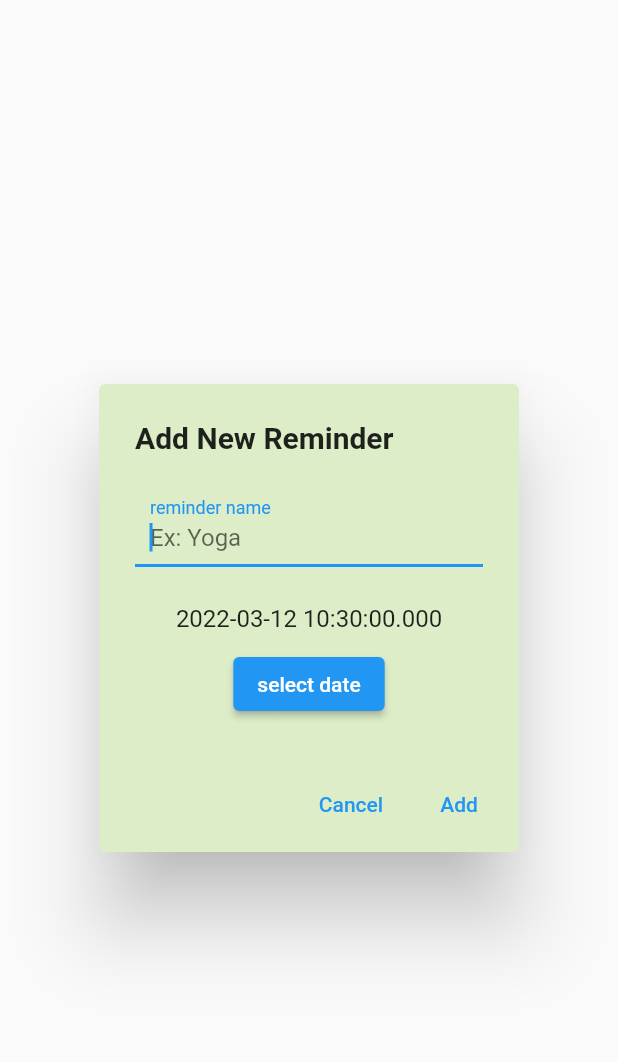
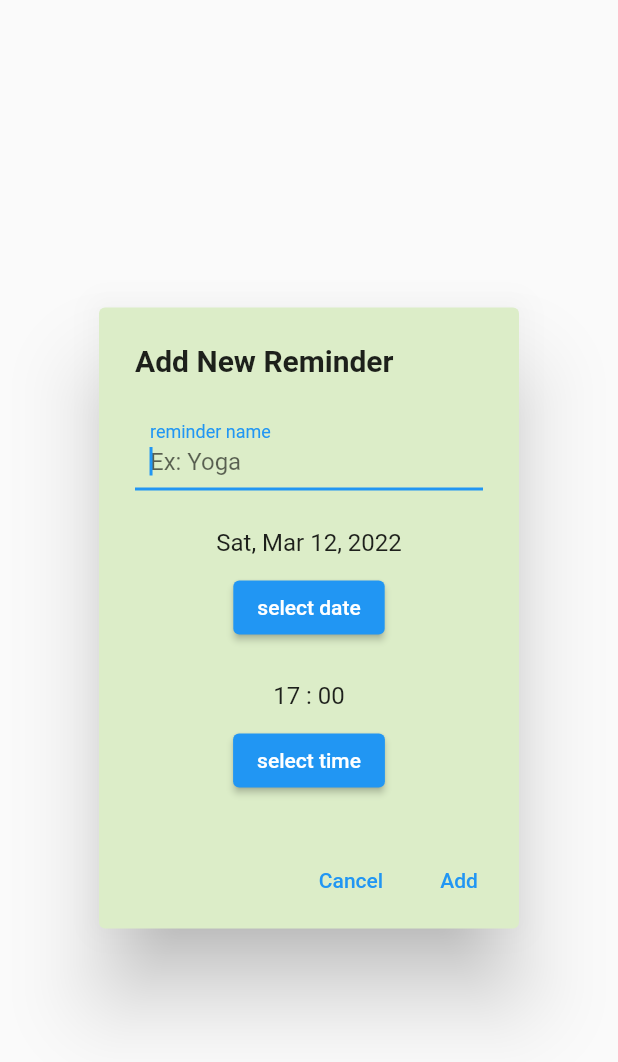
Before and after one commit to KhornSokheng/home_fitness_app, a Flutter app: the AddEvent widget shown alone on an empty page, opened directly, on a phone screen of 412 x 824 dp. Shown: the top 1062 px of the screen. Run offline on Flutter 3.47's test engine with Material 2 defaults, Android fonts, the phone set to English and light mode, and no system bars; our stand-ins replace badges, curved_navigation_bar, font_awesome_flutter.

Commit message:
add time picker, change date time format

```diff
--- a/lib/screens/notification/add_event.dart
+++ b/lib/screens/notification/add_event.dart
@@ -1,6 +1,7 @@
 import 'package:flutter/cupertino.dart';
 import 'package:flutter/material.dart';
 import 'package:home_fitness/models/event.dart';
+import 'package:intl/intl.dart';
 
 class AddEvent extends StatefulWidget {
   const AddEvent({Key? key}) : super(key: key);
@@ -12,6 +13,11 @@ class AddEvent extends StatefulWidget {
 class _AddEventState extends State<AddEvent> {
 
   DateTime date = DateTime.now();
+
+  TimeOfDay time = TimeOfDay(hour: 17, minute: 00);
+
+
+
 
   late TextEditingController eventNameController;
   @override
@@ -66,7 +72,7 @@ class _AddEventState extends State<AddEvent> {
 
             ),
             SizedBox(height: 25,),
-            Text('$date'),
+            Text(DateFormat.yMMMEd().format(date)),
             SizedBox(height: 10,),
             ElevatedButton(
                 child: Text('select date'),
@@ -92,7 +98,31 @@ class _AddEventState extends State<AddEvent> {
                     date = selectedDate;
                   });
                 },
-            )
+            ),
+            SizedBox(height: 25,),
+            Text('${time.hour} : ${time.minute.toString()=='0' ? '00':time.minute.toString()}'),
+            SizedBox(height: 10,),
+            ElevatedButton(
+              child: Text('select time'),
+              onPressed: () async {
+                TimeOfDay? selectedTime = await showTimePicker(
+
+                    context: context,
+                    initialTime: time,
+                    // firstDate: date,
+                    // lastDate: DateTime(2100)
+                );
+
+
+                if(selectedTime != null) {
+                  setState(() {
+                    time = selectedTime;
+                  });
+                  return;
+                }
+
+              },
+            ),
 
           ],
         )
@@ -103,7 +133,10 @@ class _AddEventState extends State<AddEvent> {
   }
   void submit(){
     // print(eventNameController.text);
-    Event e = Event(name: eventNameController.text, date: date, status: 'new');
+    Event e = Event(
+        name: eventNameController.text,
+        date: DateTime(date.year,date.month,date.day,time.hour,time.minute),
+        status: 'new');
     Navigator.of(context).pop(e);
 
     // eventNameController.clear();
--- a/pubspec.yaml
+++ b/pubspec.yaml
@@ -38,6 +38,7 @@ dependencies:
   curved_navigation_bar: ^1.0.3
   font_awesome_flutter: ^9.2.0
   badges: ^2.0.2
+  intl: ^0.17.0
 
 dev_dependencies:
   flutter_test:
```
Also changed, not shown: lib/screens/notification/event_card.dart (+45 -3 lines), pubspec.lock.
